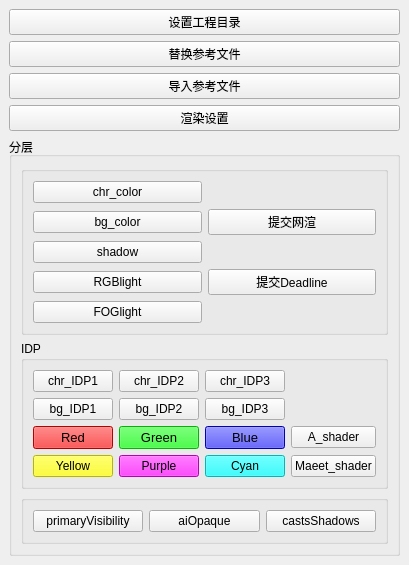
Above: arnold_layer_tool.ui from TianD/TianD_arnold_tool before the change. Below: the same form after it.
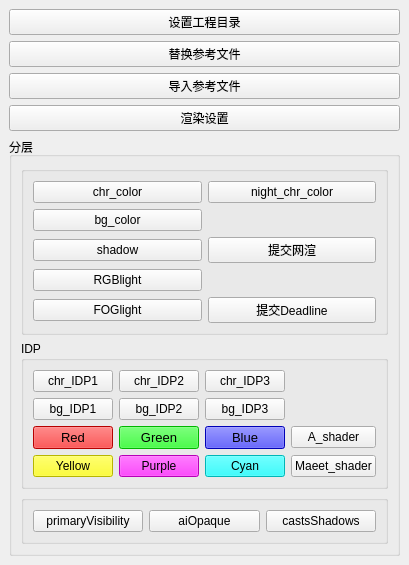
That is the form after the change.

```diff
--- a/arnold_layer_tool.ui
+++ b/arnold_layer_tool.ui
@@ -75,13 +75,6 @@
             </property>
            </widget>
           </item>
-          <item row="1" column="1">
-           <widget class="QPushButton" name="netRender_btn">
-            <property name="text">
-             <string>提交网渲</string>
-            </property>
-           </widget>
-          </item>
           <item row="2" column="0">
            <widget class="QPushButton" name="shadow_btn">
             <property name="text">
@@ -96,13 +89,6 @@
             </property>
            </widget>
           </item>
-          <item row="3" column="1">
-           <widget class="QPushButton" name="deadline_btn">
-            <property name="text">
-             <string>提交Deadline</string>
-            </property>
-           </widget>
-          </item>
           <item row="4" column="0">
            <widget class="QPushButton" name="foglight_btn">
             <property name="text">
@@ -110,6 +96,27 @@
             </property>
            </widget>
           </item>
+          <item row="4" column="1">
+           <widget class="QPushButton" name="deadline_btn">
+            <property name="text">
+             <string>提交Deadline</string>
+            </property>
+           </widget>
+          </item>
+          <item row="2" column="1">
+           <widget class="QPushButton" name="netRender_btn">
+            <property name="text">
+             <string>提交网渲</string>
+            </property>
+           </widget>
+          </item>
+          <item row="0" column="1">
+           <widget class="QPushButton" name="night_chr_color_btn">
+            <property name="text">
+             <string>night_chr_color</string>
+            </property>
+           </widget>
+          </item>
          </layout>
         </widget>
        </item>
```
